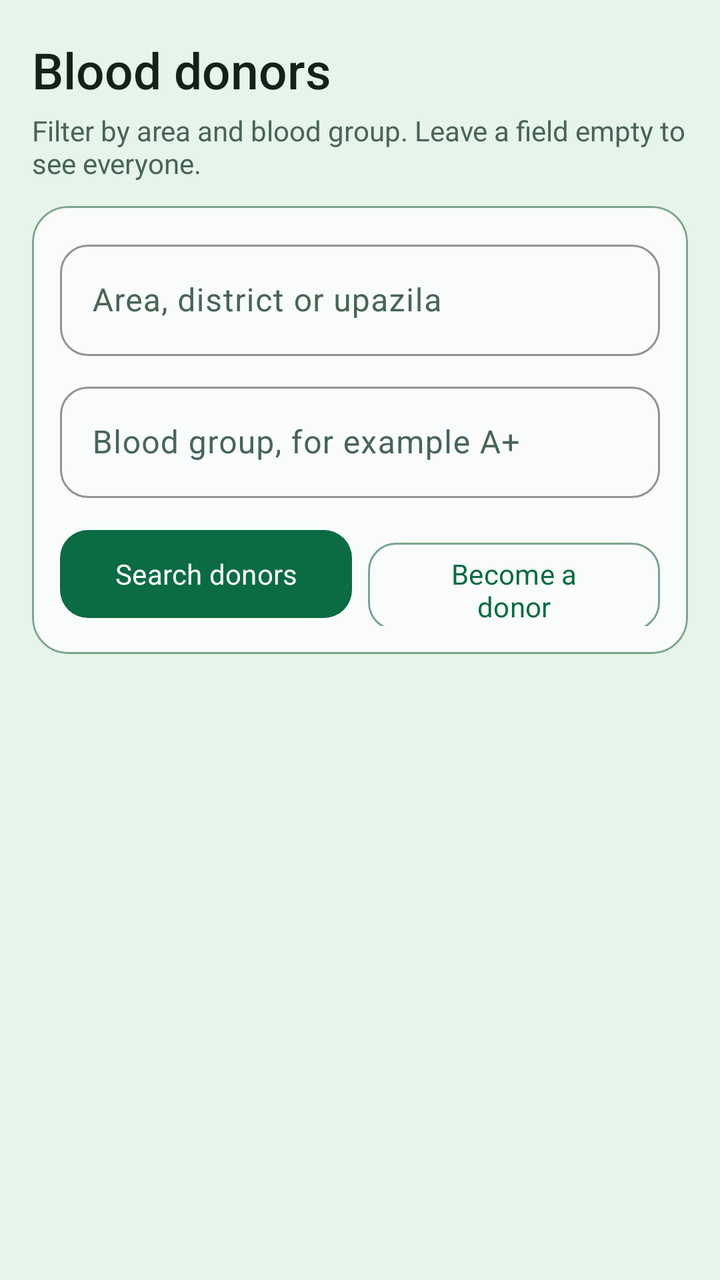
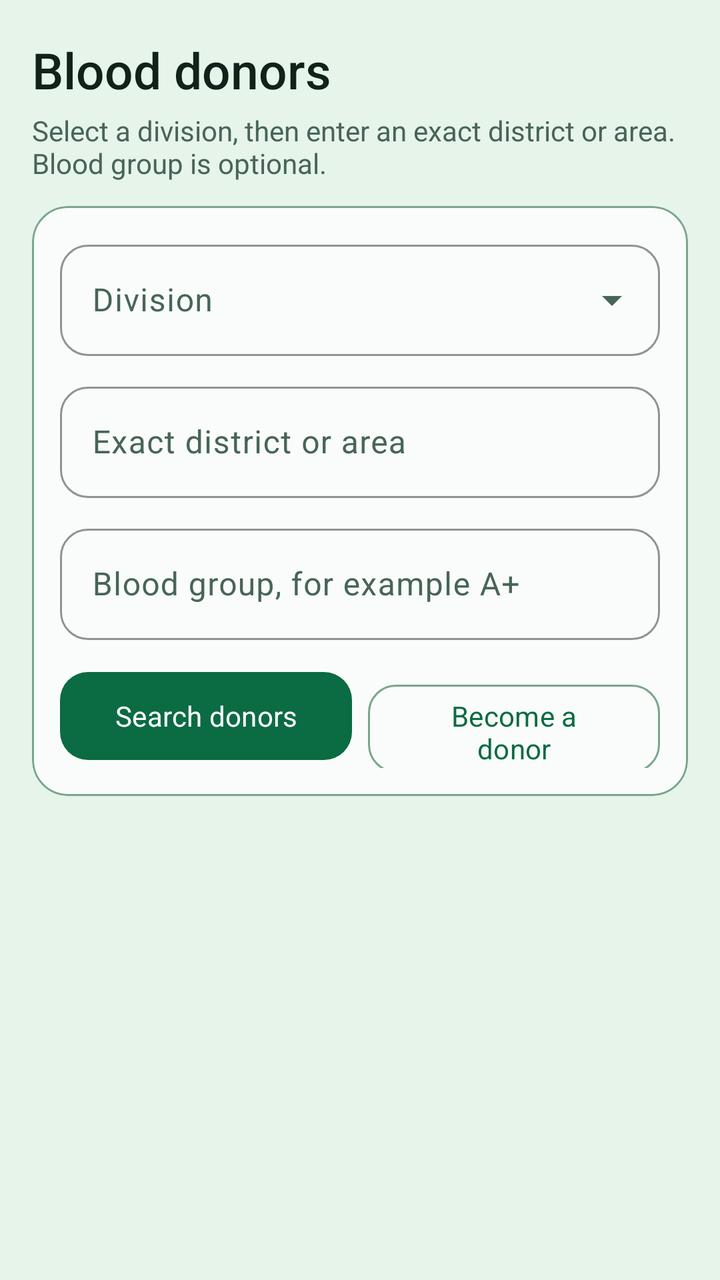

Compare the two renders of this Android layout. The source of the first and the diff that turns it into the second are given below.
<!-- AndroidManifest.xml: application theme Theme.ShasthoBondhu -->
<!-- res/layout/fragment_donors.xml -->
<?xml version="1.0" encoding="utf-8"?>
<LinearLayout xmlns:android="http://schemas.android.com/apk/res/android"
    xmlns:app="http://schemas.android.com/apk/res-auto"
    android:layout_width="match_parent"
    android:layout_height="match_parent"
    android:background="@color/background"
    android:orientation="vertical"
    android:paddingStart="16dp"
    android:paddingTop="18dp"
    android:paddingEnd="16dp">

    <TextView
        android:layout_width="match_parent"
        android:layout_height="wrap_content"
        android:fontFamily="sans-serif-medium"
        android:text="@string/donors_title"
        android:textColor="@color/text_primary"
        android:textSize="25sp" />

    <TextView
        android:layout_width="match_parent"
        android:layout_height="wrap_content"
        android:layout_marginTop="4dp"
        android:text="@string/donors_subtitle"
        android:textColor="@color/text_secondary"
        android:textSize="14sp" />

    <com.google.android.material.card.MaterialCardView
        style="@style/Widget.Shastho.Card.Box"
        android:layout_width="match_parent"
        android:layout_height="wrap_content"
        android:layout_marginTop="12dp">

        <LinearLayout
            android:layout_width="match_parent"
            android:layout_height="wrap_content"
            android:orientation="vertical"
            android:padding="14dp">

            <com.google.android.material.textfield.TextInputLayout
                style="@style/Widget.Shastho.Input"
                android:layout_width="match_parent"
                android:layout_height="wrap_content"
                android:hint="@string/hint_area">
                <com.google.android.material.textfield.TextInputEditText
                    android:id="@+id/etArea"
                    android:layout_width="match_parent"
                    android:layout_height="wrap_content"
                    android:inputType="textCapWords"
                    android:maxLines="1" />
            </com.google.android.material.textfield.TextInputLayout>

            <com.google.android.material.textfield.TextInputLayout
                style="@style/Widget.Shastho.Input"
                android:layout_width="match_parent"
                android:layout_height="wrap_content"
                android:layout_marginTop="10dp"
                android:hint="@string/hint_blood_group">
                <com.google.android.material.textfield.TextInputEditText
                    android:id="@+id/etBloodGroup"
                    android:layout_width="match_parent"
                    android:layout_height="wrap_content"
                    android:inputType="textCapCharacters"
                    android:maxLines="1" />
            </com.google.android.material.textfield.TextInputLayout>

            <LinearLayout
                android:layout_width="match_parent"
                android:layout_height="wrap_content"
                android:layout_marginTop="12dp"
                android:orientation="horizontal">

                <com.google.android.material.button.MaterialButton
                    android:id="@+id/btnSearchDonor"
                    style="@style/Widget.Shastho.Button.Primary"
                    android:layout_width="0dp"
                    android:layout_height="52dp"
                    android:layout_weight="1"
                    android:text="@string/search_donors" />

                <com.google.android.material.button.MaterialButton
                    android:id="@+id/btnBecomeDonor"
                    style="@style/Widget.Shastho.Button.Box"
                    android:layout_width="0dp"
                    android:layout_height="52dp"
                    android:layout_marginStart="8dp"
                    android:layout_weight="1"
                    android:text="@string/become_donor" />
            </LinearLayout>
        </LinearLayout>
    </com.google.android.material.card.MaterialCardView>

    <FrameLayout
        android:layout_width="match_parent"
        android:layout_height="0dp"
        android:layout_marginTop="10dp"
        android:layout_weight="1">

        <androidx.recyclerview.widget.RecyclerView
            android:id="@+id/rvDonors"
            android:layout_width="match_parent"
            android:layout_height="match_parent"
            android:clipToPadding="false"
            android:paddingBottom="16dp" />

        <TextView
            android:id="@+id/tvEmptyDonors"
            android:layout_width="match_parent"
            android:layout_height="wrap_content"
            android:layout_gravity="center"
            android:gravity="center"
            android:padding="24dp"
            android:text="@string/donors_empty"
            android:textColor="@color/text_secondary"
            android:textSize="15sp"
            android:visibility="gone" />
    </FrameLayout>
</LinearLayout>
<!-- resources referenced by this layout -->
<resources>
  <color name="background">#E6F4EA</color>
  <color name="text_primary">#102219</color>
  <color name="text_secondary">#486557</color>
  <string name="become_donor">Become a donor</string>
  <string name="donors_empty">No donors matched this area and blood group yet.</string>
  <string name="donors_subtitle">Filter by area and blood group. Leave a field empty to see everyone.</string>
  <string name="donors_title">Blood donors</string>
  <string name="hint_area">Area, district or upazila</string>
  <string name="hint_blood_group">Blood group, for example A+</string>
  <string name="search_donors">Search donors</string>
  <style name="Widget.Shastho.Button.Box" parent="Widget.Material3.Button.OutlinedButton">
          <item name="strokeColor">@color/outline</item>
          <item name="android:textColor">@color/primary</item>
          <item name="cornerRadius">14dp</item>
          <item name="android:minHeight">48dp</item>
          <item name="android:textAllCaps">false</item>
      </style>
  <style name="Widget.Shastho.Button.Primary" parent="Widget.Material3.Button">
          <item name="backgroundTint">@color/primary</item>
          <item name="android:textColor">@color/on_primary</item>
          <item name="cornerRadius">14dp</item>
          <item name="android:minHeight">52dp</item>
          <item name="android:textAllCaps">false</item>
      </style>
  <style name="Widget.Shastho.Card.Box" parent="Widget.Material3.CardView.Outlined">
          <item name="cardBackgroundColor">@color/surface</item>
          <item name="cardCornerRadius">18dp</item>
          <item name="cardElevation">0dp</item>
          <item name="strokeColor">@color/outline</item>
          <item name="strokeWidth">1dp</item>
      </style>
  <style name="Widget.Shastho.Input" parent="Widget.Material3.TextInputLayout.OutlinedBox">
          <item name="boxBackgroundColor">@color/surface</item>
          <item name="boxStrokeColor">@color/primary</item>
          <item name="boxCornerRadiusTopStart">14dp</item>
          <item name="boxCornerRadiusTopEnd">14dp</item>
          <item name="boxCornerRadiusBottomStart">14dp</item>
          <item name="boxCornerRadiusBottomEnd">14dp</item>
          <item name="hintTextColor">@color/text_secondary</item>
      </style>
  <color name="outline">#7AA58D</color>
  <color name="primary">#0B6B43</color>
  <color name="on_primary">#FFFFFF</color>
  <color name="surface">#F9FCFA</color>
  <color name="primary_container">#C9EAD5</color>
  <color name="on_primary_container">#073C27</color>
  <color name="emergency">#C83E45</color>
  <color name="surface_variant">#D5E9DC</color>
  <!-- unchanged entries left out for length: 1 -->
</resources>

<!-- the commit's change to res/layout/fragment_donors.xml (unified diff, before → after) -->
@@ -38,10 +38,23 @@
             android:padding="14dp">
 
             <com.google.android.material.textfield.TextInputLayout
+                style="@style/Widget.Shastho.Input.Exposed"
+                android:layout_width="match_parent"
+                android:layout_height="wrap_content"
+                android:hint="@string/hint_division">
+                <com.google.android.material.textfield.MaterialAutoCompleteTextView
+                    android:id="@+id/spinnerSearchDivision"
+                    android:layout_width="match_parent"
+                    android:layout_height="wrap_content"
+                    android:inputType="none" />
+            </com.google.android.material.textfield.TextInputLayout>
+
+            <com.google.android.material.textfield.TextInputLayout
                 style="@style/Widget.Shastho.Input"
                 android:layout_width="match_parent"
                 android:layout_height="wrap_content"
-                android:hint="@string/hint_area">
+                android:layout_marginTop="10dp"
+                android:hint="@string/hint_exact_district_area">
                 <com.google.android.material.textfield.TextInputEditText
                     android:id="@+id/etArea"
                     android:layout_width="match_parent"
<!-- resource entries referenced after the edit -->
@@ -5,10 +5,11 @@
   <color name="text_secondary">#486557</color>
   <string name="become_donor">Become a donor</string>
   <string name="donors_empty">No donors matched this area and blood group yet.</string>
-  <string name="donors_subtitle">Filter by area and blood group. Leave a field empty to see everyone.</string>
+  <string name="donors_subtitle">Select a division, then enter an exact district or area. Blood group is optional.</string>
   <string name="donors_title">Blood donors</string>
-  <string name="hint_area">Area, district or upazila</string>
   <string name="hint_blood_group">Blood group, for example A+</string>
+  <string name="hint_division">Division</string>
+  <string name="hint_exact_district_area">Exact district or area</string>
   <string name="search_donors">Search donors</string>
   <style name="Widget.Shastho.Button.Box" parent="Widget.Material3.Button.OutlinedButton">
           <item name="strokeColor">@color/outline</item>
@@ -40,6 +41,15 @@
           <item name="boxCornerRadiusBottomEnd">14dp</item>
           <item name="hintTextColor">@color/text_secondary</item>
       </style>
+  <style name="Widget.Shastho.Input.Exposed" parent="Widget.Material3.TextInputLayout.OutlinedBox.ExposedDropdownMenu">
+          <item name="boxBackgroundColor">@color/surface</item>
+          <item name="boxStrokeColor">@color/primary</item>
+          <item name="boxCornerRadiusTopStart">14dp</item>
+          <item name="boxCornerRadiusTopEnd">14dp</item>
+          <item name="boxCornerRadiusBottomStart">14dp</item>
+          <item name="boxCornerRadiusBottomEnd">14dp</item>
+          <item name="hintTextColor">@color/text_secondary</item>
+      </style>
   <color name="outline">#7AA58D</color>
   <color name="primary">#0B6B43</color>
   <color name="on_primary">#FFFFFF</color>
